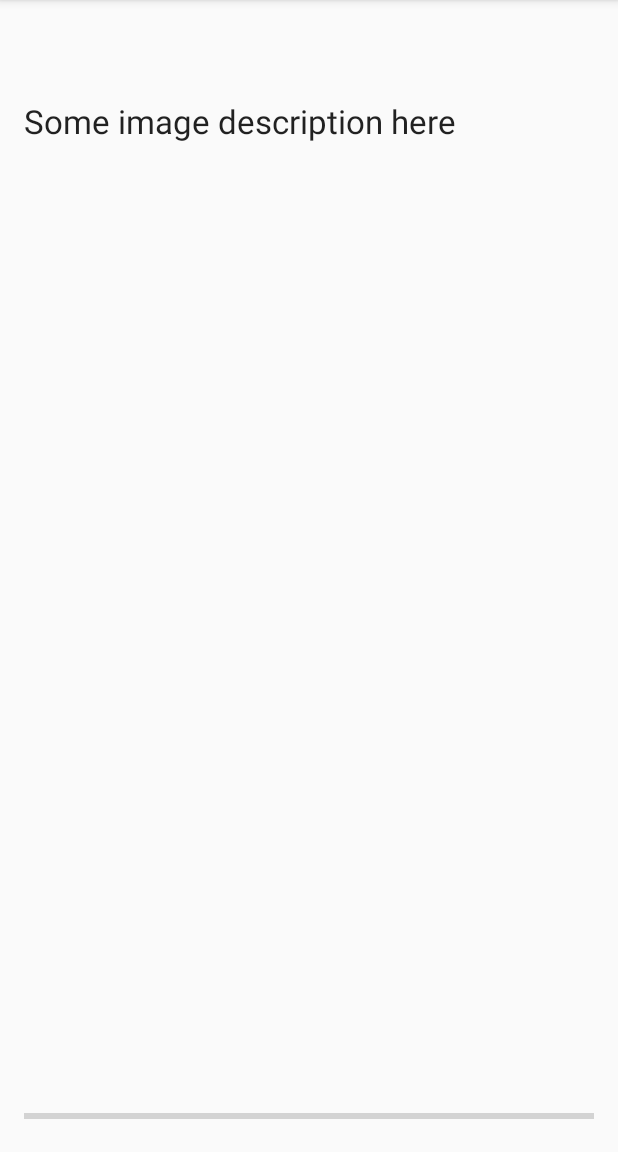
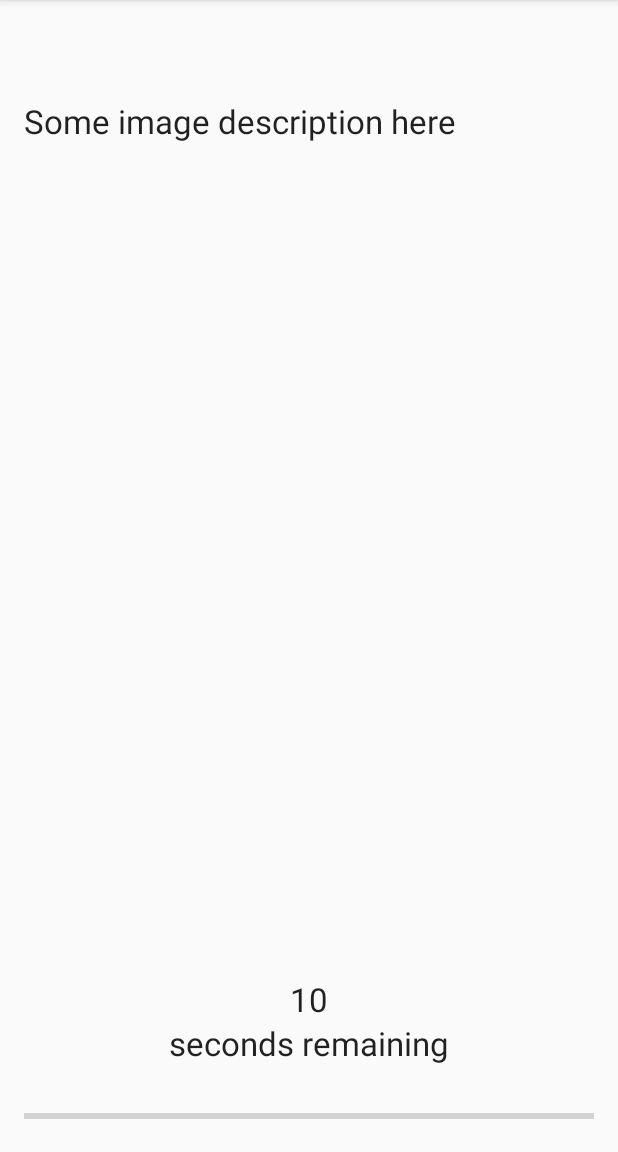
Before and after one commit to aqibmushtaq/icrave-app, an Android app: the ImageFragment screen opened directly, with no data from a screen before it, on a phone screen of 412 x 824 dp, the part 84-1236 px from its top. Run offline under Robolectric (Android 15) with nearby library versions, the phone set to English and light mode, and no system bars; 1 statement that could not run was skipped.

Commit message:
Added a text field to the image activity which shows the remaining time in seconds.

```diff
--- a/src/iCrave/icrave/src/main/java/com/aqib/icrave/ImageFragment.java
+++ b/src/iCrave/icrave/src/main/java/com/aqib/icrave/ImageFragment.java
@@ -2,6 +2,8 @@ package com.aqib.icrave;
 
 import android.os.AsyncTask;
 import android.os.Bundle;
+import android.os.Handler;
+import android.os.Message;
 import android.support.v4.app.Fragment;
 import android.util.Log;
 import android.view.LayoutInflater;
@@ -12,7 +14,10 @@ import android.widget.TextView;
 
 public class ImageFragment extends Fragment {
 
-    protected AsyncTask<Integer, Integer, Integer> task;
+    private static final int UPDATE_PROGRESS_BAR = 0;
+    private static final int UPDATE_TEXT = 1;
+
+    protected AsyncTask<Void, Void, Void> task;
 
     private int progress = 0;
 
@@ -22,18 +27,47 @@ public class ImageFragment extends Fragment {
 
         ((TextView) rootView.findViewById(R.id.imageDesc)).setText("Some image description here");
         final ProgressBar countdownBar = (ProgressBar) rootView.findViewById(R.id.countdown);
+        final TextView timeRemaining = (TextView) rootView.findViewById(R.id.timeRemaining);
 
-        task = new AsyncTask<Integer, Integer, Integer>() {
-            protected Integer doInBackground(Integer... ints) {
+        final Handler uiHandler = new Handler() {
+            @Override
+            public void handleMessage(Message msg) {
+                int operation = msg.arg1;
+                int value = msg.arg2;
+
+                if (operation == UPDATE_PROGRESS_BAR) {
+                    Log.d("ImageFragment", "Updating progress bar");
+                    countdownBar.setProgress(value);
+                } else if (operation == UPDATE_TEXT) {
+                    Log.d("ImageFragment", "Updating text field");
+                    timeRemaining.setText(value + "");
+                }
+            }
+        };
+
+        task = new AsyncTask<Void, Void, Void>() {
+            protected Void doInBackground(Void... params) {
                 while (progress++ < 100) {
                     if (isCancelled())
-                        return -1;
+                        return null;
                     else if (getActivity() == null) { //Ensure that the activity still exists
                         Log.d("ImageFragment", "Activity doesn't exists therefore stopping the countdown process");
                         cancel(true);
-                    } else {
+                    } else { //update the user interface to show the countdown
                         Log.d("ImageFragment", "Timer: " + progress);
-                        countdownBar.setProgress(progress);
+                        if (progress % 10 == 0) { //update the text field showing the remaining time in seconds
+                            Message m = new Message();
+                            m.arg1 = UPDATE_TEXT;
+                            m.arg2 = 10 - progress / 10;
+                            uiHandler.sendMessage(m);
+                        }
+
+                        //update the progress bar
+                        Message m = new Message();
+                        m.arg1 = UPDATE_PROGRESS_BAR;
+                        m.arg2 = progress;
+                        uiHandler.sendMessage(m);
+
                         try {
                             Thread.sleep(100);
                         } catch (InterruptedException e) {
@@ -45,7 +79,7 @@ public class ImageFragment extends Fragment {
                 getActivity().setResult(HomeFragment.RESULT_OK);
                 getActivity().finish();
                 cancel(true);
-                return 1;
+                return null;
             }
         };
         task.execute(null);
@@ -53,5 +87,4 @@ public class ImageFragment extends Fragment {
         return rootView;
     }
 
-
 }
--- a/src/iCrave/icrave/src/main/res/layout/fragment_image.xml
+++ b/src/iCrave/icrave/src/main/res/layout/fragment_image.xml
@@ -31,4 +31,23 @@
         android:layout_alignParentRight="true"
         android:layout_alignParentEnd="true" />
 
+    <TextView
+        android:layout_width="wrap_content"
+        android:layout_height="wrap_content"
+        android:textAppearance="?android:attr/textAppearanceLarge"
+        android:text="10"
+        android:id="@+id/timeRemaining"
+        android:layout_above="@+id/textView2"
+        android:layout_centerHorizontal="true" />
+
+    <TextView
+        android:layout_width="wrap_content"
+        android:layout_height="wrap_content"
+        android:textAppearance="?android:attr/textAppearanceLarge"
+        android:text="@string/seconds"
+        android:id="@+id/textView2"
+        android:layout_above="@+id/countdown"
+        android:layout_centerHorizontal="true"
+        android:layout_marginBottom="26dp" />
+
 </RelativeLayout>
--- a/src/iCrave/icrave/src/main/res/values/strings.xml
+++ b/src/iCrave/icrave/src/main/res/values/strings.xml
@@ -22,5 +22,6 @@
 
     <!-- errors -->
     <string name="error_no_rating">Please rate the image before continuing</string>
+    <string name="seconds">seconds remaining</string>
 
 </resources>
```
